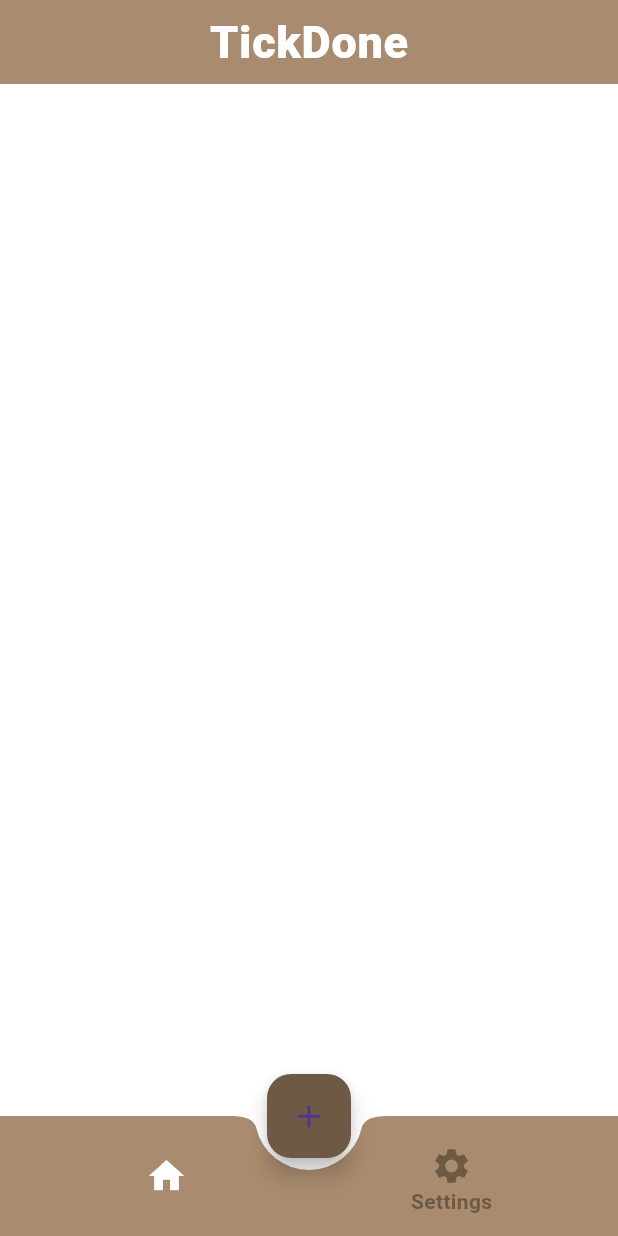
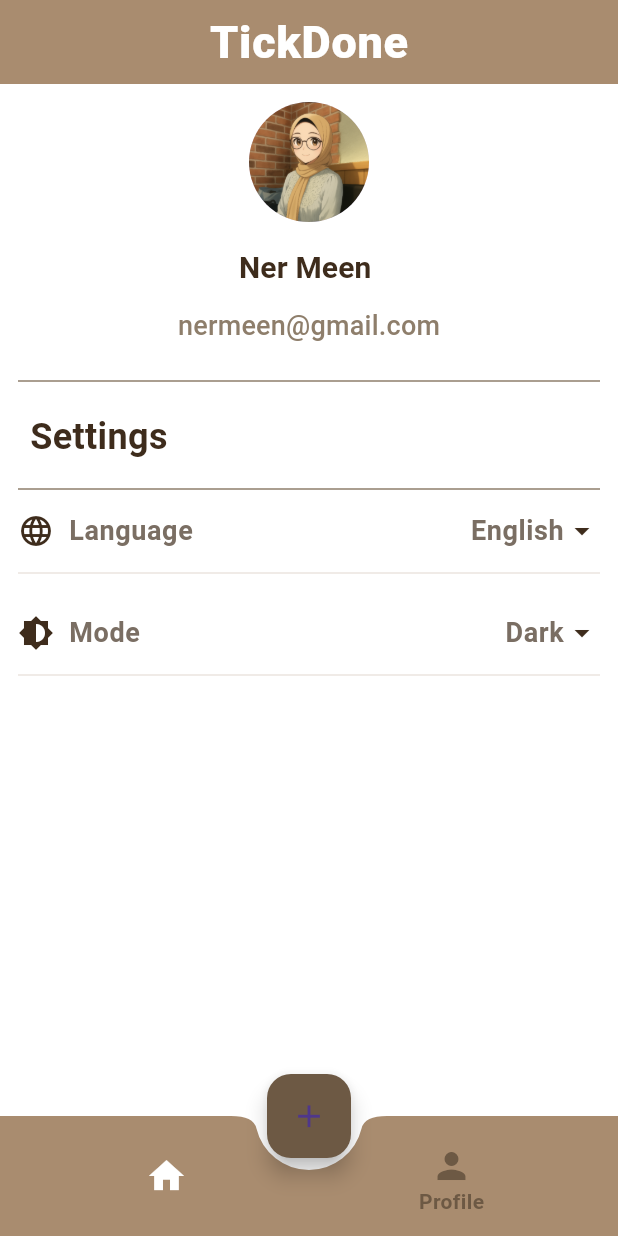
Before and after one commit to NermenHamda77/TickDone, a Flutter app: the screen it shows after launch, item 2 of the bottom bar chosen, on a phone screen of 412 x 824 dp. Run offline on Flutter 3.47's test engine with Material 3 defaults, Android fonts, the phone set to English and light mode, and no system bars; our stand-ins replace easy_date_timeline, google_fonts; generated files the repository leaves out were written again; Roboto replaces fonts that are missing (Italiana).

Commit message:
Create profile tab and add settings secction.

```diff
--- a/lib/home/home_screen.dart
+++ b/lib/home/home_screen.dart
@@ -1,6 +1,6 @@
 import 'package:flutter/material.dart';
 import 'package:tick_done_app/new_task/add_new_task_screen.dart';
-import 'package:tick_done_app/settings/settings_tab.dart';
+import 'package:tick_done_app/profile/profile_tab.dart';
 import 'package:tick_done_app/tasks/tasks_tab.dart';
 import 'package:tick_done_app/theming/app_colors.dart';
 import 'package:flutter_gen/gen_l10n/app_localizations.dart';
@@ -48,15 +48,15 @@ class _HomeScreenState extends State<HomeScreen> {
               label:AppLocalizations.of(context)?.home,
             ),
             BottomNavigationBarItem(
-                icon: Icon(Icons.settings , size: 28),
-              label: AppLocalizations.of(context)?.settings,
+                icon: Icon(Icons.person_sharp , size: 28),
+              label: AppLocalizations.of(context)?.profile,
             ),
 
           ],
         ),
       ),
 
-      body: selectedIndex == 0 ? TasksTab() : SettingsTab()
+      body: selectedIndex == 0 ? TasksTab() : ProfileTab()
     );
   }
 }
--- a/lib/l10n/app_ar.arb
+++ b/lib/l10n/app_ar.arb
@@ -21,5 +21,9 @@
 "date": "التاريخ",
 "home" : "الرئيسية",
 "save" : "حفظ",
-"appearance" : "المظهر"
+"appearance" : "المظهر",
+"profile" : "الملف الشخصي",
+"select_language" : "اختر اللغة",
+"select_mode" : "اختر الوضع",
+"exit" : "خروح"
 }
--- a/lib/l10n/app_en.arb
+++ b/lib/l10n/app_en.arb
@@ -21,5 +21,9 @@
 "date" : "Date",
 "home" : "Home",
 "save" : "Save",
-"appearance" : "Appearance"
+"appearance" : "Appearance",
+"profile" : "Profile",
+"select_language" : "Select Language",
+"select_mode" : "Select Mode",
+"exit" : "Exit"
 }
--- /dev/null
+++ b/lib/profile/profile_tab.dart
@@ -0,0 +1,136 @@
+import 'package:flutter/material.dart';
+import 'package:provider/provider.dart';
+import 'package:tick_done_app/profile/widget/language_bottom_sheet.dart';
+import 'package:tick_done_app/profile/widget/mode_bottom_sheet.dart';
+import 'package:tick_done_app/profile/widget/settings_item.dart';
+import 'package:tick_done_app/theming/app_colors.dart';
+import 'package:flutter_gen/gen_l10n/app_localizations.dart';
+
+import '../providers/app_config_provider.dart';
+
+class ProfileTab extends StatefulWidget {
+
+  @override
+  State<ProfileTab> createState() => _ProfileTabState();
+}
+
+class _ProfileTabState extends State<ProfileTab> {
+  @override
+  Widget build(BuildContext context) {
+    var provider = Provider.of<AppConfigProvider>(context);
+
+    return Padding(
+      padding: const EdgeInsets.all(12.0),
+      child: SingleChildScrollView(
+        child: Column(
+          children: [
+            Center(
+              child: CircleAvatar(
+
+                radius: 40,
+                backgroundImage: AssetImage("assets/images/avatar.png"),
+              ),
+            ),
+            SizedBox(height: 16,),
+
+            Text("Ner Meen ",
+              style: Theme
+                  .of(context)
+                  .textTheme
+                  .labelLarge
+            ),
+            SizedBox(height: 10,),
+
+            Text("nermeen@gmail.com",
+              style: Theme
+                  .of(context)
+                  .textTheme
+                  .titleMedium
+                  ?.copyWith(
+                  color: AppColors.darkBeigeColor
+              ),),
+            SizedBox(height: 16,),
+
+            Divider(
+              thickness: 1,
+              color: AppColors.darkBeigeColor,
+            ),
+            SizedBox(height: 12,),
+            Align(
+              alignment: AlignmentDirectional.centerStart,
+              child: Padding(
+                padding: const EdgeInsets.symmetric(horizontal: 8.0),
+                child: Text(AppLocalizations.of(context)!.settings,
+                    style: Theme
+                        .of(context)
+                        .textTheme
+                        .bodyMedium,
+                    textAlign: TextAlign.start),
+              ),
+            ),
+            SizedBox(height: 10,),
+
+            Divider(
+              thickness: 1,
+              color: AppColors.darkBeigeColor,
+            ),
+            SettingsItemRow(
+              title: AppLocalizations.of(context)!.language,
+              value:
+              provider.isEnglishLanguage() ?
+              AppLocalizations.of(context)!.english :
+              AppLocalizations.of(context)!.arabic,
+              icon: Icons.language,
+              onTap: showLanguageBottomSheet,
+            ),
+            Divider(
+              thickness: 1,
+              color: AppColors.lightBeigeColor,
+            ),
+            SizedBox(height: 12,),
+
+            SettingsItemRow(
+              title: AppLocalizations.of(context)!.mode,
+              value: provider.isDarkMode() ?
+              AppLocalizations.of(context)!.dark :
+              AppLocalizations.of(context)!.light,
+              icon: Icons.brightness_6,
+              onTap: showModeBottomSheet,
+            ),
+            Divider(
+              thickness: 1,
+              color: AppColors.lightBeigeColor,
+            ),
+
+
+
+          ],
+        ),
+      ),
+    );
+  }
+
+  void showLanguageBottomSheet() {
+    showModalBottomSheet(
+        context: context,
+
+        shape: RoundedRectangleBorder(
+            borderRadius: BorderRadius.vertical(top: Radius.circular(16))
+        ),
+        builder: (context) =>  LanguageBottomSheetModel(),
+
+    );
+  }
+
+  void showModeBottomSheet() {
+    showModalBottomSheet(
+      context: context,
+
+      shape: RoundedRectangleBorder(
+          borderRadius: BorderRadius.vertical(top: Radius.circular(16))
+      ),
+      builder: (context) =>  ModeBottomSheetModel(),
+
+    );
+  }
+}
--- /dev/null
+++ b/lib/profile/widget/settings_item.dart
@@ -0,0 +1,46 @@
+import 'package:flutter/material.dart';
+
+import '../../theming/app_colors.dart';
+
+class SettingsItemRow extends StatelessWidget {
+  String title;
+  String value;
+  IconData icon;
+  Function onTap;
+  SettingsItemRow({
+    required this.title ,
+    required this.value ,
+    required this.icon ,
+    required this.onTap
+  });
+
+  @override
+  Widget build(BuildContext context) {
+    return InkWell(
+      onTap: (){
+        // call back function :>  bottom sheet
+        onTap();
+      },
+      child: Padding(
+        padding: const EdgeInsets.symmetric(vertical: 8.0),
+        child: Row(
+          children: [
+            Icon(icon, size: 24, color: AppColors.darkTextColor),
+            SizedBox(width: 10,),
+            Text(title,
+              style: Theme.of(context).textTheme.bodySmall?.copyWith(
+                color: AppColors.secondaryTextColor
+              ),),
+            Spacer(),
+
+            Text(value,
+              style: Theme.of(context).textTheme.bodySmall?.copyWith(
+                  color: AppColors.secondaryTextColor
+              ),),
+            Icon(Icons.arrow_drop_down , size: 24, color: AppColors.darkTextColor),
+          ],
+        ),
+      ),
+    );
+  }
+}
--- a/lib/providers/app_config_provider.dart
+++ b/lib/providers/app_config_provider.dart
@@ -19,4 +19,12 @@ class AppConfigProvider extends ChangeNotifier{
     appMode = newMode;
     notifyListeners();
   }
+
+  bool isDarkMode(){
+    return appMode == ThemeMode.dark;
+  }
+
+  bool isEnglishLanguage(){
+    return appLanguage == "en";
+  }
 }
--- a/lib/settings/settings_tab.dart
+++ /dev/null
@@ -1,11 +0,0 @@
-import 'package:flutter/material.dart';
-import 'package:flutter_gen/gen_l10n/app_localizations.dart';
-
-class SettingsTab extends StatelessWidget {
-
-  @override
-  Widget build(BuildContext context) {
-    return Container(
-      color: Colors.white,
-    );  }
-}
--- a/lib/theming/my_theme.dart
+++ b/lib/theming/my_theme.dart
@@ -59,6 +59,11 @@ class MyTheme {
         fontWeight: FontWeight.w300,
         fontSize: 18,
       ),
+      labelLarge:  TextStyle(
+        color: AppColors.darkTextColor,
+        fontWeight: FontWeight.w700,
+        fontSize: 20,
+      ),
     ),
   );
 }
--- a/pubspec.yaml
+++ b/pubspec.yaml
@@ -67,7 +67,8 @@ flutter:
   uses-material-design: true
 
   # To add assets to your application, add an assets section, like this:
-  # assets:
+  assets:
+    - assets/images/
   #   - images/a_dot_burr.jpeg
   #   - images/a_dot_ham.jpeg
 
```
Also changed, not shown: lib/profile/widget/language_bottom_sheet.dart (added, +162 -0 lines), lib/profile/widget/mode_bottom_sheet.dart (added, +163 -0 lines), assets/images/avatar.png (added).
